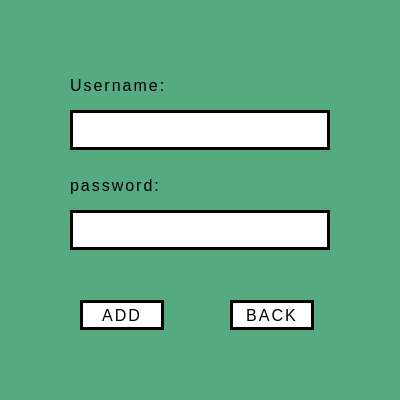
Old version of the form addnewcustomer.ui in the repository M0tgh3y/MOT-Stor-Qt.
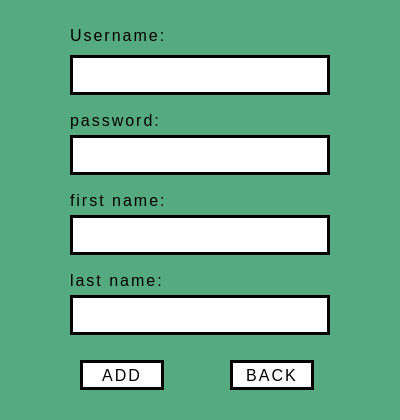
New version of the form.

```diff
--- a/addnewcustomer.ui
+++ b/addnewcustomer.ui
@@ -7,7 +7,7 @@
     <x>0</x>
     <y>0</y>
     <width>400</width>
-    <height>400</height>
+    <height>420</height>
    </rect>
   </property>
   <property name="windowTitle">
@@ -20,7 +20,7 @@
    <property name="geometry">
     <rect>
      <x>70</x>
-     <y>70</y>
+     <y>20</y>
      <width>140</width>
      <height>30</height>
     </rect>
@@ -42,7 +42,7 @@
    <property name="geometry">
     <rect>
      <x>70</x>
-     <y>210</y>
+     <y>135</y>
      <width>260</width>
      <height>40</height>
     </rect>
@@ -66,7 +66,7 @@
    <property name="geometry">
     <rect>
      <x>70</x>
-     <y>110</y>
+     <y>55</y>
      <width>260</width>
      <height>40</height>
     </rect>
@@ -90,7 +90,7 @@
    <property name="geometry">
     <rect>
      <x>70</x>
-     <y>170</y>
+     <y>105</y>
      <width>140</width>
      <height>30</height>
     </rect>
@@ -112,7 +112,7 @@
    <property name="geometry">
     <rect>
      <x>80</x>
-     <y>300</y>
+     <y>360</y>
      <width>84</width>
      <height>30</height>
     </rect>
@@ -158,7 +158,7 @@
    <property name="geometry">
     <rect>
      <x>230</x>
-     <y>300</y>
+     <y>360</y>
      <width>84</width>
      <height>30</height>
     </rect>
@@ -200,6 +200,98 @@
     <string>BACK</string>
    </property>
   </widget>
+  <widget class="QLabel" name="firstname">
+   <property name="geometry">
+    <rect>
+     <x>70</x>
+     <y>185</y>
+     <width>140</width>
+     <height>30</height>
+    </rect>
+   </property>
+   <property name="styleSheet">
+    <string notr="true">font-family: &quot;Open Sans&quot;, sans-serif;
+    font-size: 16px;
+    letter-spacing: 2px;
+    text-decoration: none;
+    text-transform: uppercase;
+    color: #000;
+</string>
+   </property>
+   <property name="text">
+    <string>first name:</string>
+   </property>
+  </widget>
+  <widget class="QLineEdit" name="firstnameedit">
+   <property name="geometry">
+    <rect>
+     <x>70</x>
+     <y>215</y>
+     <width>260</width>
+     <height>40</height>
+    </rect>
+   </property>
+   <property name="styleSheet">
+    <string notr="true">font-family: &quot;Open Sans&quot;, sans-serif;
+    font-size: 16px;
+    letter-spacing: 2px;
+    text-decoration: none;
+    color: #000;
+
+border: 3px solid #000;   /* Solid border */
+    padding: 0.25em 0.5em;
+    border-radius: 15px 225px 255px 15px;  /* Custom border radius */
+    position: relative;
+    background-color: #fff;
+</string>
+   </property>
+  </widget>
+  <widget class="QLabel" name="lastname">
+   <property name="geometry">
+    <rect>
+     <x>70</x>
+     <y>265</y>
+     <width>140</width>
+     <height>30</height>
+    </rect>
+   </property>
+   <property name="styleSheet">
+    <string notr="true">font-family: &quot;Open Sans&quot;, sans-serif;
+    font-size: 16px;
+    letter-spacing: 2px;
+    text-decoration: none;
+    text-transform: uppercase;
+    color: #000;
+</string>
+   </property>
+   <property name="text">
+    <string>last name:</string>
+   </property>
+  </widget>
+  <widget class="QLineEdit" name="lastnameedit">
+   <property name="geometry">
+    <rect>
+     <x>70</x>
+     <y>295</y>
+     <width>260</width>
+     <height>40</height>
+    </rect>
+   </property>
+   <property name="styleSheet">
+    <string notr="true">font-family: &quot;Open Sans&quot;, sans-serif;
+    font-size: 16px;
+    letter-spacing: 2px;
+    text-decoration: none;
+    color: #000;
+
+border: 3px solid #000;   /* Solid border */
+    padding: 0.25em 0.5em;
+    border-radius: 15px 225px 255px 15px;  /* Custom border radius */
+    position: relative;
+    background-color: #fff;
+</string>
+   </property>
+  </widget>
  </widget>
  <resources/>
  <connections/>
```
Left out of the diff: 6 changed lines with no effect on the pictures.
